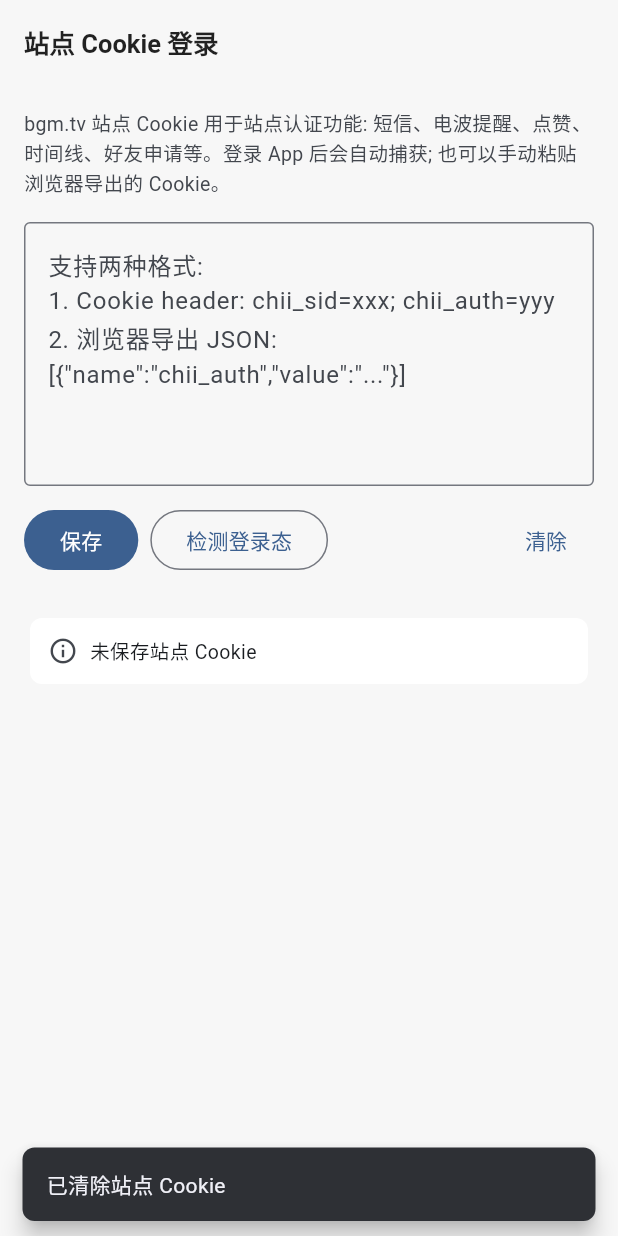
After one commit to kaecho/Bangumi-Flutter, a Flutter app: the CookieSettingScreen screen opened by its route, after a tap on "保存", on a phone screen of 412 x 824 dp. The commit adds this screen. Run offline on Flutter 3.47's test engine with Material 3 defaults, Android fonts, the phone set to English and light mode, and no system bars; our stand-ins replace cached_network_image, dio, fl_chart, flutter_html, flutter_riverpod, go_router and 5 more; accounts and stored records are empty; network calls fail.

Commit message:
feat: site cookie support (PM/notify/like/connect)
- SiteCookiesStore: persist bgm.tv cookies, JSON-import + header paste
- ApiClient: attach Cookie header to all requests (like RN)
- OAuth login captures webview cookies automatically
- 设置 → 站点 Cookie 登录: paste + login-state detection
- 吐槽点赞: formhash + value + floor params (was broken)
- 加好友 button in user zone (formhash-gated)
- PM/电波提醒/帖子回复 accept cookie-only login
- formhashProvider from /settings/privacy
- 103 tests, analyze clean

```diff
--- a/lib/core/api/api_client.dart
+++ b/lib/core/api/api_client.dart
@@ -1,17 +1,23 @@
+import 'dart:async';
+
 import 'package:dio/dio.dart';
 import 'package:flutter_riverpod/flutter_riverpod.dart';
 
 import '../auth/auth_controller.dart';
+import '../auth/site_cookies.dart';
 import 'api_endpoints.dart';
 
 /// 全局 HTTP 客户端
 ///
 /// - 主域名 api.bgmapi.com, 失败自动降级到 api.bgm.tv (与原项目一致)
 /// - 自动附带 Authorization Bearer token (已登录时)
+/// - 自动附带 bgm.tv 站点 Cookie (与原项目一致: 所有请求都带 chii_auth 等,
+///   供 PM/电波提醒/点赞/formhash 等站点认证功能使用)
 /// - 请求超时 15s
 class ApiClient {
-  ApiClient({this._tokenProvider}) {
-    _dio = Dio(
+  ApiClient({this._tokenProvider, this._cookieProvider});
+
+  late final Dio _dio = Dio(
     BaseOptions(
       baseUrl: kApiHost,
       connectTimeout: const Duration(seconds: 15),
@@ -19,20 +25,24 @@ class ApiClient {
       sendTimeout: const Duration(seconds: 15),
       headers: {'User-Agent': 'Bangumi/Flutter (https://github.com/kaecho/Bangumi-Flutter)'},
     ),
-    );
-    _dio.interceptors.add(InterceptorsWrapper(
+  )..interceptors.add(InterceptorsWrapper(
       onRequest: (options, handler) {
         final token = _tokenProvider?.call();
         if (token != null && token.isNotEmpty) {
           options.headers['Authorization'] = 'Bearer $token';
         }
+        final cookie = _cookieProvider?.call();
+        if (cookie != null && cookie.isNotEmpty) {
+          options.headers['Cookie'] = cookie;
+        }
         handler.next(options);
       },
     ));
-  }
 
-  late final Dio _dio;
   final String? Function()? _tokenProvider;
+
+  /// 站点 Cookie header (chii_auth 等), 附加到所有请求
+  final String? Function()? _cookieProvider;
 
   /// 发起 GET 请求; [host] 覆盖 baseUrl (小圣杯等第三方域)
   Future<dynamic> get(
@@ -93,7 +103,7 @@ class ApiClient {
     return resp.data;
   }
 
-  /// 抓取原始 HTML (bgm.tv 页面, 浏览器 UA)
+  /// 抓取原始 HTML (bgm.tv 页面, 浏览器 UA + 站点 Cookie)
   /// 供超展开等页面解析使用 (原项目 fetchHTML 等价)
   Future<String> fetchHtml(String url) async {
     final resp = await _dio.getUri<String>(
@@ -113,7 +123,10 @@ class ApiClient {
 }
 
 final apiClientProvider = Provider<ApiClient>((ref) {
-  return ApiClient(tokenProvider: () => ref.read(authTokenProvider));
+  return ApiClient(
+    tokenProvider: () => ref.read(authTokenProvider),
+    cookieProvider: () => ref.read(siteCookiesProvider).cookieHeader,
+  );
 });
 
 /// 统一错误文案
@@ -131,3 +144,33 @@ String apiErrorMessage(Object error) {
   }
   return error.toString();
 }
+
+/// 从 JSON cookie 数组构造 Cookie header (浏览器导出格式)
+String buildCookieHeaderFromJson(List<dynamic> cookies) {
+  final parts = <String>[];
+  for (final c in cookies) {
+    if (c is! Map) continue;
+    final name = c['name']?.toString() ?? '';
+    final value = c['value']?.toString() ?? '';
+    if (name.isEmpty) continue;
+    parts.add('$name=$value');
+  }
+  return normalizeCookieTime(parts.join('; '));
+}
+
+/// 处理 cookie 中的 chii_cookietime (等价原项目 normalizeCookieTime)
+/// 站点以 chii_cookietime=2592000 表示记住登录, 否则会话关闭后失效
+String normalizeCookieTime(String cookie) {
+  if (cookie.isEmpty) return '';
+  final parts = cookie.split(';').map((e) => e.trim()).where((e) => e.isNotEmpty).toList();
+  final idx = parts.indexWhere((e) => e.startsWith('chii_cookietime='));
+  if (idx >= 0) {
+    parts[idx] = 'chii_cookietime=2592000';
+  }
+  return parts.join('; ');
+}
+
+/// 检查 HTML 是否要求登录 (含 "需要您 登录")
+bool htmlRequiresLogin(String html) {
+  return html.contains('需要您') && html.contains('/login');
+}
--- a/lib/core/api/api_endpoints.dart
+++ b/lib/core/api/api_endpoints.dart
@@ -178,13 +178,19 @@ String apiPm() => '$kApiHost/pm';
 String apiPmChat() => '$kApiHost/pm/chat';
 String apiPmSend() => '$kApiHost/pm/send';
 
+/// 添加好友 (需站点 cookie + formhash gh)
+String apiConnect(String userId, String gh) => '/connect/$userId?gh=$gh&ajax=1';
+
 /// 其他站点同步
 String apiBilibiliSync() => '$kApiHost/bilibili/sync';
 String apiDoubanSync() => '$kApiHost/douban/sync';
 
 /// 点赞 (站内 ajax 接口, 需 host: [kHost])
 /// type: LIKE_TYPE_TIMELINE=40 / LIKE_TYPE_SAY=50; main_id: 吐槽/条目 id
-String apiLike(int type, int mainId) => '/like?type=$type&main_id=$mainId&ajax=1';
+/// 帖子楼层表情点赞 (需站点 cookie + formhash)
+/// POST https://bgm.tv/like?type=&main_id=&id=&value=&gh=&ajax=1
+String apiLike(int type, int mainId, {int id = 0, String value = '赞', String gh = ''}) =>
+    '/like?type=$type&main_id=$mainId&id=$id&value=$value&gh=$gh&ajax=1';
 
 /// GitHub Releases (需 host: [kGithubApiHost])
 const String kGithubApiHost = 'https://api.github.com';
--- /dev/null
+++ b/lib/core/auth/site_cookies.dart
@@ -0,0 +1,67 @@
+import 'package:flutter_riverpod/flutter_riverpod.dart';
+import 'package:shared_preferences/shared_preferences.dart';
+
+import '../api/api_client.dart';
+import '../api/api_endpoints.dart';
+import '../html/bgm_html_parser.dart';
+
+/// bgm.tv 站点 Cookie 存储
+///
+/// 站点登录态 (chii_auth / chii_sid 等) 用于:
+/// - PM 短信、电波提醒、时间线 ajax、点赞、好友申请 等站点认证功能
+/// - 与原项目一致: 所有请求自动附带 (见 ApiClient)
+///
+/// 来源: ① OAuth 登录后从 WebView 自动捕获; ② 设置页手动粘贴
+class SiteCookiesStore {
+  SiteCookiesStore._();
+
+  static final SiteCookiesStore instance = SiteCookiesStore._();
+
+  static const _kCookieHeader = 'site_cookie_header';
+
+  late SharedPreferences _prefs;
+
+  Future<void> init() async {
+    _prefs = await SharedPreferences.getInstance();
+  }
+
+  /// 当前 Cookie header (原始值, 如 "chii_sid=xxx; chii_auth=yyy")
+  String? get cookieHeader {
+    final v = _prefs.getString(_kCookieHeader);
+    if (v == null || v.isEmpty) return null;
+    return v;
+  }
+
+  bool get hasCookies => cookieHeader != null && cookieHeader!.isNotEmpty;
+
+  Future<void> setCookieHeader(String? header) async {
+    final v = header?.trim() ?? '';
+    if (v.isEmpty) {
+      await _prefs.remove(_kCookieHeader);
+    } else {
+      await _prefs.setString(_kCookieHeader, v);
+    }
+  }
+
+  /// 从浏览器导出的 JSON cookie 数组写入
+  Future<void> setFromJson(List<dynamic> cookies) async {
+    await setCookieHeader(buildCookieHeaderFromJson(cookies));
+  }
+
+  Future<void> clear() async {
+    await _prefs.remove(_kCookieHeader);
+  }
+}
+
+final siteCookiesProvider = Provider<SiteCookiesStore>((ref) {
+  return SiteCookiesStore.instance;
+});
+
+/// formhash (站点操作令牌, 来自登录页 /settings/privacy)
+/// 点赞/加好友等站点操作需要; 依赖站点 Cookie
+final formhashProvider = FutureProvider<String>((ref) async {
+  final client = ref.read(apiClientProvider);
+  final html = await client.fetchHtml('$kHost/settings/privacy');
+  if (htmlRequiresLogin(html)) return '';
+  return parseFormhash(html);
+});
--- a/lib/core/html/bgm_html_parser.dart
+++ b/lib/core/html/bgm_html_parser.dart
@@ -426,3 +426,11 @@ String topicHtmlUrl(String topicId, {int page = 1}) {
 String groupTopicsHtmlUrl(String group, {int page = 1}) {
   return 'https://bgm.tv/group/$group/forum${page > 1 ? '?page=$page' : ''}';
 }
+
+/// 解析 formhash (登录页隐藏字段, 点赞/加好友/编辑等操作必需)
+/// 页面: https://bgm.tv/settings/privacy 等登录后页面
+String parseFormhash(String html) {
+  final doc = parseDom(removeCF(html));
+  final input = doc.querySelector('input[name=formhash]');
+  return input?.attributes['value'] ?? '';
+}
--- a/lib/features/rakuen/notify_screen.dart
+++ b/lib/features/rakuen/notify_screen.dart
@@ -82,6 +82,10 @@ class _NotifyScreenState extends ConsumerState<NotifyScreen> {
                   TextButton(
                     onPressed: () => ref.invalidate(notifyProvider(1)),
                     child: const Text('重试'),
+                  ),
+                  TextButton(
+                    onPressed: () => context.push('/settings/cookies'),
+                    child: const Text('配置站点 Cookie'),
                   ),
                 ],
               ),
--- a/lib/features/rakuen/topic_screen.dart
+++ b/lib/features/rakuen/topic_screen.dart
@@ -48,7 +48,7 @@ class _TopicScreenState extends ConsumerState<TopicScreen> {
   Future<void> _sendReply() async {
     final text = _replyController.text.trim();
     if (text.isEmpty) return;
-    if (!ref.read(isLoggedInProvider)) {
+    if (!ref.read(canActAsLoggedInProvider)) {
       await context.push('/login');
       return;
     }
@@ -327,7 +327,7 @@ class _ReplyBar extends ConsumerWidget {
 
   @override
   Widget build(BuildContext context, WidgetRef ref) {
-    final isLogin = ref.watch(isLoggedInProvider);
+    final isLogin = ref.watch(canActAsLoggedInProvider);
     final theme = Theme.of(context);
 
     return SafeArea(
--- /dev/null
+++ b/lib/features/user/cookie_setting_screen.dart
@@ -0,0 +1,163 @@
+import 'package:flutter/material.dart';
+import 'package:flutter_riverpod/flutter_riverpod.dart';
+
+import '../../core/api/api_client.dart';
+import '../../core/auth/site_cookies.dart';
+
+/// 站点 Cookie 设置页
+///
+/// 粘贴浏览器导出的 bgm.tv Cookie (JSON 数组或原始 Cookie header),
+/// 用于站点认证功能 (短信/电波提醒/点赞/时间线 ajax 等)。
+/// 也可在登录后自动从 OAuth WebView 捕获。
+class CookieSettingScreen extends ConsumerStatefulWidget {
+  const CookieSettingScreen({super.key});
+
+  @override
+  ConsumerState<CookieSettingScreen> createState() => _CookieSettingScreenState();
+}
+
+class _CookieSettingScreenState extends ConsumerState<CookieSettingScreen> {
+  final _controller = TextEditingController();
+  bool _saved = false;
+  String _statusText = '';
+
+  @override
+  void initState() {
+    super.initState();
+    _controller.text = ref.read(siteCookiesProvider).cookieHeader ?? '';
+  }
+
+  @override
+  void dispose() {
+    _controller.dispose();
+    super.dispose();
+  }
+
+  Future<void> _save() async {
+    final input = _controller.text.trim();
+    final store = ref.read(siteCookiesProvider);
+    if (input.isEmpty) {
+      await store.clear();
+      if (!mounted) return;
+      setState(() => _saved = true);
+      ScaffoldMessenger.of(context).showSnackBar(
+        const SnackBar(content: Text('已清除站点 Cookie')),
+      );
+      return;
+    }
+    // 支持浏览器导出的 JSON cookie 数组
+    if (input.startsWith('[')) {
+      try {
+        final decoded = Uri.decodeComponent(input);
+        final list = (decoded as List).cast<Map<String, dynamic>>();
+        await store.setFromJson(list);
+      } catch (_) {
+        if (!mounted) return;
+        ScaffoldMessenger.of(context).showSnackBar(
+          const SnackBar(content: Text('JSON 格式不正确, 请检查后重试')),
+        );
+        return;
+      }
+    } else {
+      await store.setCookieHeader(normalizeCookieTime(input));
+    }
+    if (!mounted) return;
+    setState(() => _saved = true);
+    ScaffoldMessenger.of(context).showSnackBar(
+      const SnackBar(content: Text('站点 Cookie 已保存')),
+    );
+  }
+
+  /// 用保存的 cookie 请求 /notify, 验证登录态
+  Future<void> _test() async {
+    setState(() => _statusText = '检测中...');
+    final client = ref.read(apiClientProvider);
+    try {
+      final html = await client.fetchHtml('https://bgm.tv/notify');
+      if (htmlRequiresLogin(html)) {
+        setState(() => _statusText = '检测结果: Cookie 无效 (页面要求登录)');
+      } else if (html.contains('没有新提醒') || html.contains('提醒')) {
+        setState(() => _statusText = '检测结果: Cookie 有效 ✓ (已登录)');
+      } else {
+        setState(() => _statusText = '检测结果: 已登录 (页面正常返回)');
+      }
+    } catch (e) {
+      setState(() => _statusText = '检测失败: $e');
+    }
+  }
+
+  @override
+  Widget build(BuildContext context) {
+    final theme = Theme.of(context);
+    final hasCookies = ref.watch(siteCookiesProvider).hasCookies;
+    return Scaffold(
+      appBar: AppBar(title: const Text('站点 Cookie 登录')),
+      body: ListView(
+        padding: const EdgeInsets.all(16),
+        children: [
+          Text(
+            'bgm.tv 站点 Cookie 用于站点认证功能: 短信、电波提醒、点赞、'
+            '时间线、好友申请等。登录 App 后会自动捕获; 也可以手动粘贴浏览器导出的 Cookie。',
+            style: TextStyle(fontSize: 13, color: theme.colorScheme.onSurfaceVariant),
+          ),
+          const SizedBox(height: 16),
+          TextField(
+            controller: _controller,
+            maxLines: 6,
+            decoration: const InputDecoration(
+              hintText:
+                  '支持两种格式:\n1. Cookie header: chii_sid=xxx; chii_auth=yyy\n2. 浏览器导出 JSON: [{"name":"chii_auth","value":"..."}]',
+              border: OutlineInputBorder(),
+            ),
+          ),
+          const SizedBox(height: 12),
+          Row(
+            children: [
+              FilledButton(onPressed: _save, child: const Text('保存')),
+              const SizedBox(width: 8),
+              OutlinedButton(onPressed: _test, child: const Text('检测登录态')),
+              const Spacer(),
+              TextButton(
+                onPressed: hasCookies || _saved
+                    ? () async {
+                        await ref.read(siteCookiesProvider).clear();
+                        _controller.clear();
+                        setState(() => _saved = false);
+                      }
+                    : null,
+                child: const Text('清除'),
+              ),
+            ],
+          ),
+          const SizedBox(height: 12),
+          if (_statusText.isNotEmpty)
+            Text(_statusText, style: const TextStyle(fontSize: 13)),
+          const SizedBox(height: 12),
+          Card(
+            child: Padding(
+              padding: const EdgeInsets.all(12),
+              child: Row(
+                children: [
+                  Icon(
+                    hasCookies ? Icons.check_circle : Icons.info_outline,
+                    size: 20,
+                    color: hasCookies
+                        ? Colors.green
+                        : theme.colorScheme.onSurfaceVariant,
+                  ),
+                  const SizedBox(width: 8),
+                  Expanded(
+                    child: Text(
+                      hasCookies ? '已保存站点 Cookie' : '未保存站点 Cookie',
+                      style: const TextStyle(fontSize: 13),
+                    ),
+                  ),
+                ],
+              ),
+            ),
+          ),
+        ],
+      ),
+    );
+  }
+}
--- a/lib/features/user/login_screen.dart
+++ b/lib/features/user/login_screen.dart
@@ -5,6 +5,7 @@ import 'package:webview_flutter/webview_flutter.dart';
 
 import '../../core/api/api_endpoints.dart';
 import '../../core/auth/auth_controller.dart';
+import '../../core/auth/site_cookies.dart';
 
 /// 登录页: OAuth2 网页授权流程
 /// 1. WebView 打开 https://bgm.tv/oauth/authorize?client_id=...&redirect_uri=https://bgm.tv/dev/app
@@ -42,6 +43,19 @@ class _LoginScreenState extends ConsumerState<LoginScreen> {
               final code = uri.queryParameters['code'];
               if (code != null && code.isNotEmpty) {
                 final ok = await ref.read(authControllerProvider.notifier).loginWithCode(code);
+                // 登录成功后捕获 bgm.tv 站点 cookie (PM/电波提醒等需要)
+                try {
+                  final cookies = await WebViewCookieManager()
+                      .getCookies(domain: Uri.parse('https://bgm.tv'));
+                  if (cookies.isNotEmpty) {
+                    final header = cookies
+                        .map((c) => '${c.name}=${c.value}')
+                        .join('; ');
+                    await SiteCookiesStore.instance.setCookieHeader(header);
+                  }
+                } catch (_) {
+                  // cookie 捕获失败不影响 OAuth 登录
+                }
                 if (mounted) {
                   if (ok) {
                     context.go('/progress');
--- a/lib/features/user/pm_screen.dart
+++ b/lib/features/user/pm_screen.dart
@@ -7,6 +7,7 @@ import 'package:go_router/go_router.dart';
 import '../../core/api/api_client.dart';
 import '../../core/api/api_endpoints.dart';
 import '../../core/auth/auth_controller.dart';
+import '../../core/auth/site_cookies.dart';
 import '../../core/utils/format.dart';
 import '../../shared/widgets/cover.dart';
 import '../../shared/widgets/loading.dart';
@@ -34,9 +35,10 @@ class PmScreen extends ConsumerWidget {
   @override
   Widget build(BuildContext context, WidgetRef ref) {
     final isLogin = ref.watch(isLoggedInProvider);
+    final hasSiteCookies = ref.watch(siteCookiesProvider).hasCookies;
     return Scaffold(
       appBar: AppBar(title: const Text('短信')),
-      body: isLogin ? const _PmInbox() : const _PmLoginGate(),
+      body: isLogin || hasSiteCookies ? const _PmInbox() : const _PmLoginGate(),
     );
   }
 }
@@ -52,11 +54,16 @@ class _PmLoginGate extends StatelessWidget {
         children: [
           const Icon(Icons.mail_outline, size: 48, color: Colors.grey),
           const SizedBox(height: 12),
-          const Text('登录后查看短信'),
+          const Text('短信需要登录后才能查看'),
           const SizedBox(height: 16),
           FilledButton(
             onPressed: () => context.push('/login'),
-            child: const Text('登录'),
+            child: const Text('OAuth 登录'),
+          ),
+          const SizedBox(height: 8),
+          TextButton(
+            onPressed: () => context.push('/settings/cookies'),
+            child: const Text('或使用站点 Cookie 登录'),
           ),
         ],
       ),
--- a/lib/features/user/setting_screen.dart
+++ b/lib/features/user/setting_screen.dart
@@ -78,6 +78,7 @@ class SettingsScreen extends ConsumerWidget {
             onChanged: (v) => store.setTinygrailEnabled(v),
           ),
           _SectionHeader('其他'),
+          _LinkTile('站点 Cookie 登录', Icons.cookie_outlined, '/settings/cookies'),
           _LinkTile('个人设置', Icons.person_outline, '/settings/user'),
           _LinkTile('源头设置', Icons.link, '/settings/origin'),
           _LinkTile('服务器状态', Icons.monitor_heart_outlined, '/settings/status'),
--- a/lib/features/user/user_routes.dart
+++ b/lib/features/user/user_routes.dart
@@ -4,6 +4,7 @@ import 'actions_screen.dart';
 import 'backup_screen.dart';
 import 'blogs_screen.dart';
 import 'catalogs_screen.dart';
+import 'cookie_setting_screen.dart';
 import 'dev_screen.dart';
 import 'friends_screen.dart';
 import 'login_screen.dart';
@@ -65,6 +66,7 @@ final List<GoRoute> userRoutes = [
   // 设置
   GoRoute(path: '/settings', builder: (_, _) => const SettingsScreen()),
   GoRoute(path: '/settings/backup', builder: (_, _) => const BackupScreen()),
+  GoRoute(path: '/settings/cookies', builder: (_, _) => const CookieSettingScreen()),
   GoRoute(path: '/settings/smb', builder: (_, _) => const SmbScreen()),
   GoRoute(path: '/settings/user', builder: (_, _) => const UserSettingScreen()),
   GoRoute(path: '/settings/origin', builder: (_, _) => const OriginSettingScreen()),
--- a/lib/main.dart
+++ b/lib/main.dart
@@ -2,12 +2,14 @@ import 'package:flutter/material.dart';
 import 'package:flutter_riverpod/flutter_riverpod.dart';
 
 import 'app/app.dart';
+import 'core/auth/site_cookies.dart';
 import 'core/storage/cache.dart';
 import 'core/storage/settings_store.dart';
 
 Future<void> main() async {
   WidgetsFlutterBinding.ensureInitialized();
   await SettingsStore.instance.init();
+  await SiteCookiesStore.instance.init();
   await Cache.instance.init();
   runApp(const ProviderScope(child: BangumiApp()));
 }
```
Also changed, not shown: lib/core/auth/auth_controller.dart (+7 -0 lines), lib/features/timeline/say_screen.dart (+20 -1 lines), lib/features/user/zone_screen.dart (+83 -0 lines), 2 other files. Lines whose indentation alone changed are shown as unchanged.
